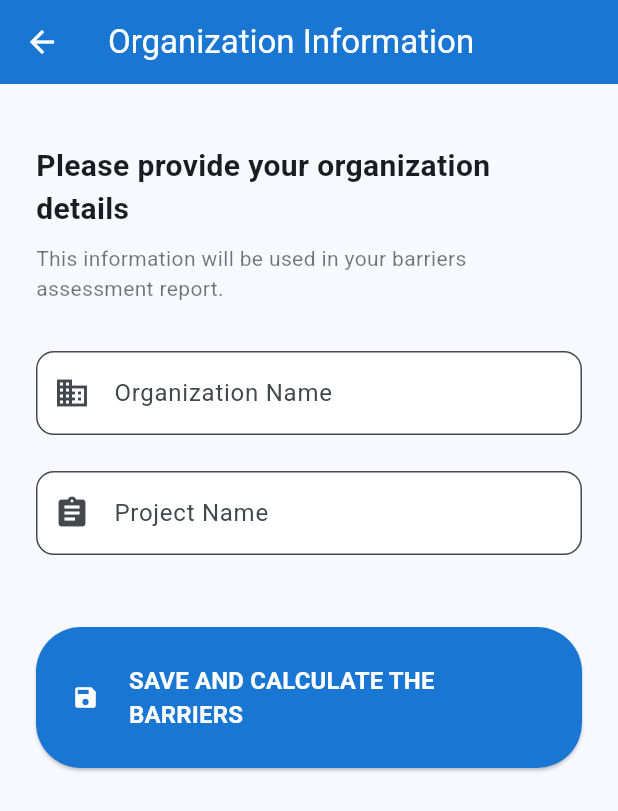
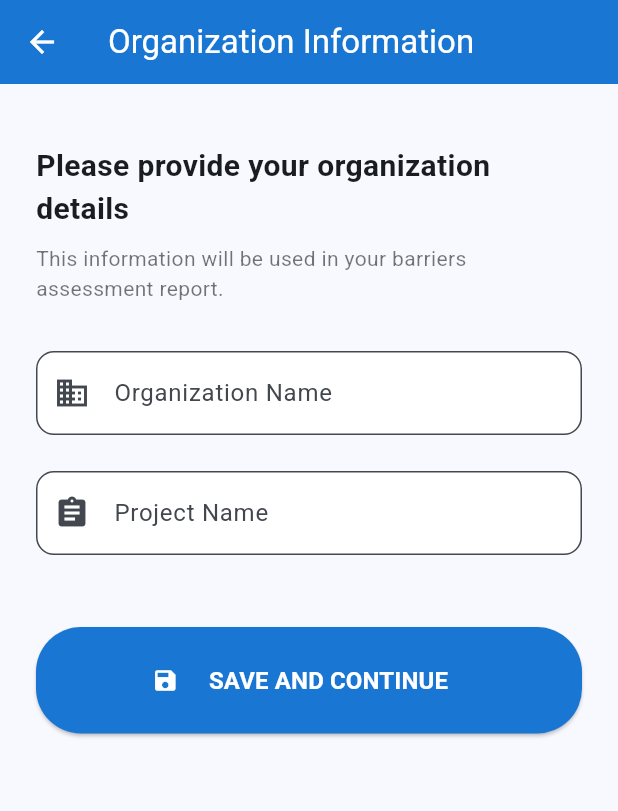
Before and after one commit to thecodemonster1/bc_barrier_scan, a Flutter app: the OrganizationInfoPage screen opened directly, on a phone screen of 412 x 824 dp. Shown: the top 811 px of the screen. Run offline on Flutter 3.47's test engine with Material 3 defaults, Android fonts, the phone set to English and light mode, and no system bars; our stand-ins replace open_file, pdf.

Commit message:
Update OrganizationInfoPage to navigate to BarrierSelectionPage and change button label to 'SAVE AND CONTINUE'

```diff
--- a/lib/screens/organization_info_page.dart
+++ b/lib/screens/organization_info_page.dart
@@ -1,4 +1,3 @@
-import 'package:bc_barrier_scan/screens/combined_barriers_page.dart';
 import 'package:flutter/material.dart';
 import 'barrier_selection_page.dart';
 
@@ -90,7 +89,7 @@ class _OrganizationInfoPageState extends State<OrganizationInfoPage> {
                         Navigator.push(
                           context,
                           MaterialPageRoute(
-                            builder: (context) => CombinedBarriersPage(
+                            builder: (context) => BarrierSelectionPage(
                               organizationName: _orgNameController.text,
                               projectName: _projectNameController.text,
                             ),
@@ -102,7 +101,7 @@ class _OrganizationInfoPageState extends State<OrganizationInfoPage> {
                     label: const Padding(
                       padding: EdgeInsets.all(12.0),
                       child: Text(
-                        'SAVE AND CALCULATE THE BARRIERS',
+                        'SAVE AND CONTINUE',
                         style: TextStyle(
                           fontSize: 16,
                           fontWeight: FontWeight.bold,
```
